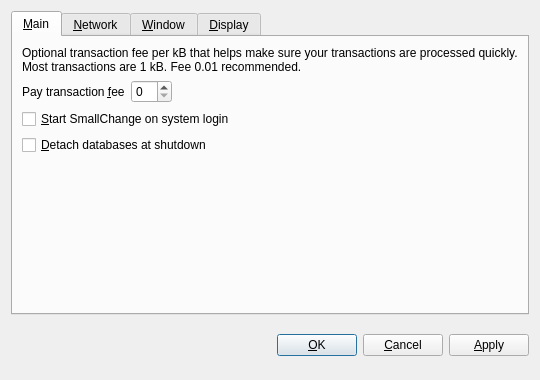
Qt form src/qt/forms/optionsdialog.ui (safsadf/ScryptcoiN2) before a commit.
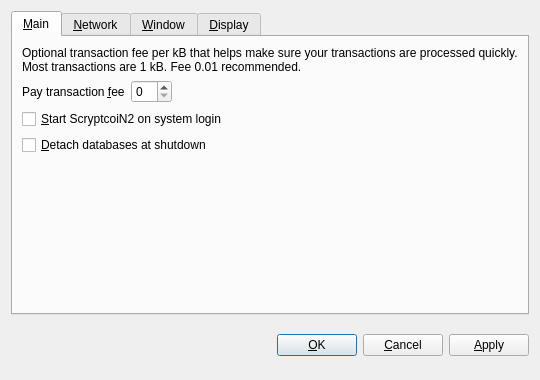
The same form after that commit. The open tabs and pages were chosen to show the change. Custom widgets are drawn as their Qt base class.

The edit to the form file:
```diff
--- a/src/qt/forms/optionsdialog.ui
+++ b/src/qt/forms/optionsdialog.ui
@@ -82,7 +82,7 @@
           <string>Automatically start SmallChange after logging in to the system.</string>
          </property>
          <property name="text">
-          <string>&amp;Start SmallChange on system login</string>
+          <string>&amp;Start ScryptcoiN2 on system login</string>
          </property>
         </widget>
        </item>
```
Left out of the diff: 10 changed lines with no effect on the pictures.
